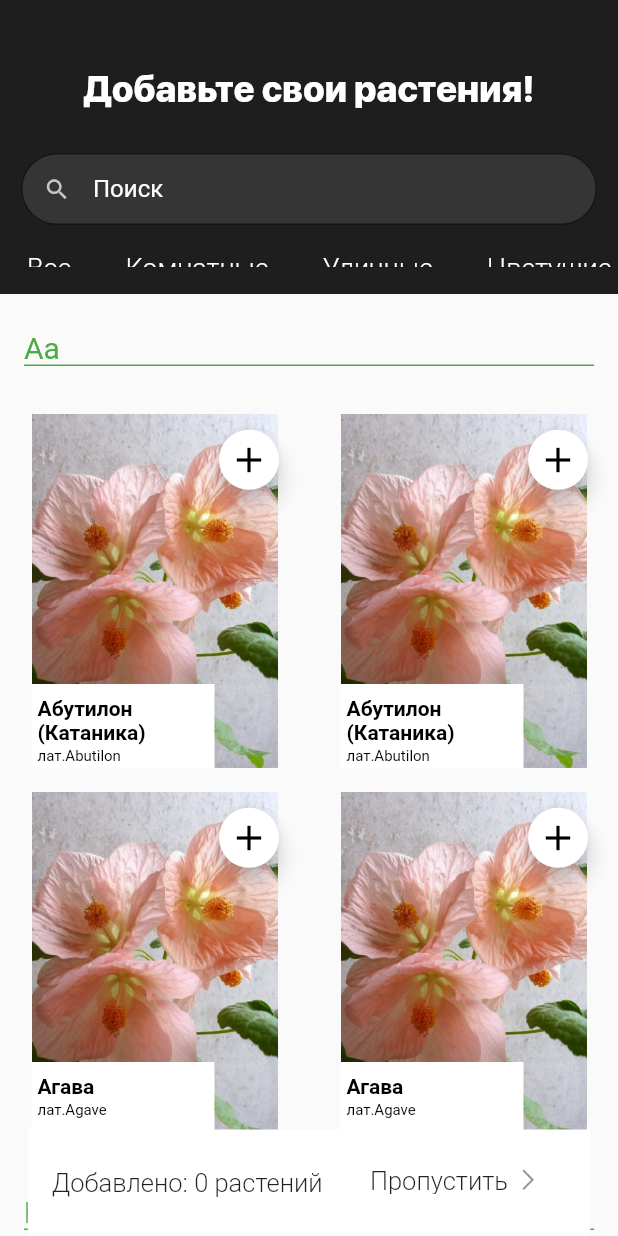
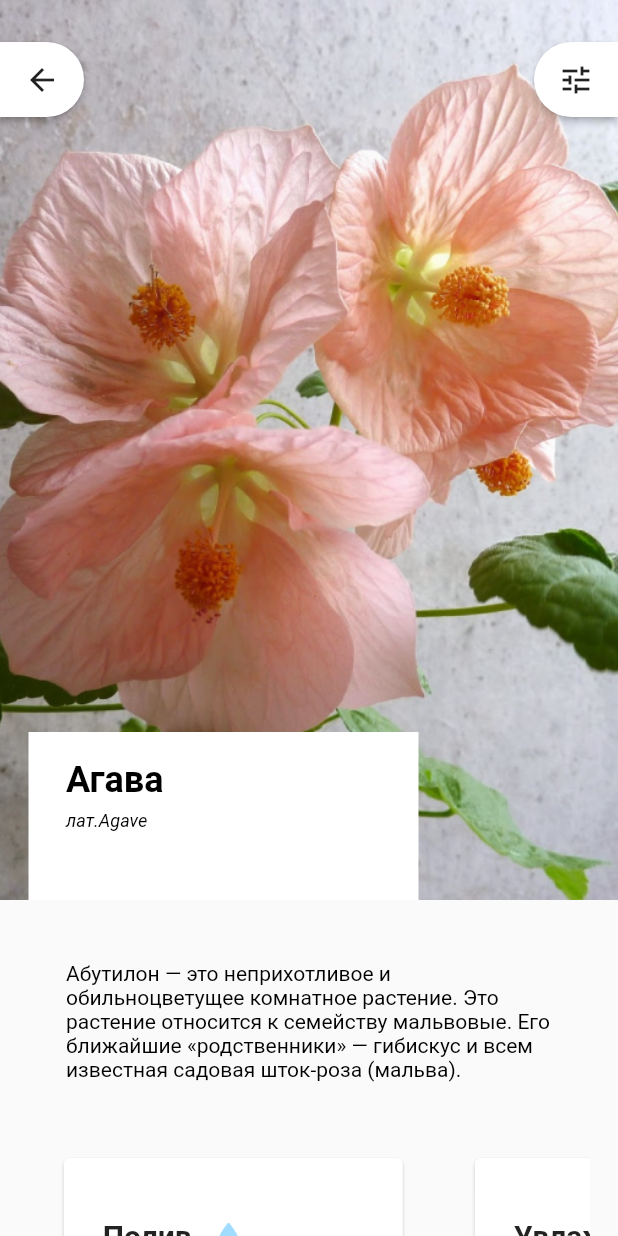
Before and after one commit to uluhulu/Geek-Plants, a Flutter app: the SearchingScreen screen opened directly, after a tap on "Агава", on a phone screen of 412 x 824 dp. Run offline on Flutter 3.47's test engine with Material 2 defaults, Android fonts, the phone set to English and light mode, and no system bars; Roboto replaces fonts that are missing (Brutal).

Commit message:
Создание описания растения

```diff
--- a/lib/mocks.dart
+++ b/lib/mocks.dart
@@ -15,35 +15,47 @@ List plantList = [
       name: "Абутилон (Катаника)",
       latName: "лат.Abutilon",
       photoPath: abutilonPath,
-  ),
+      description:
+          "Абутилон — это неприхотливое и обильноцветущее комнатное растение. Это растение относится к семейству мальвовые. Его ближайшие «родственники» — гибискус и всем известная садовая шток-роза (мальва)."),
   Plant(
       name: "Агава",
       latName: "лат.Agave",
       photoPath: abutilonPath,
+      description:
+          "Абутилон — это неприхотливое и обильноцветущее комнатное растение. Это растение относится к семейству мальвовые. Его ближайшие «родственники» — гибискус и всем известная садовая шток-роза (мальва)."),
+  Plant(
+    name: "Бальзамин",
+    latName: "лат.Impatience",
+    photoPath: abutilonPath,
+    description:
+        "Абутилон — это неприхотливое и обильноцветущее комнатное растение. Это растение относится к семейству мальвовые. Его ближайшие «родственники» — гибискус и всем известная садовая шток-роза (мальва).",
   ),
   Plant(
     name: "Бальзамин",
     latName: "лат.Impatience",
     photoPath: abutilonPath,
+    description:
+        "Абутилон — это неприхотливое и обильноцветущее комнатное растение. Это растение относится к семейству мальвовые. Его ближайшие «родственники» — гибискус и всем известная садовая шток-роза (мальва).",
   ),
   Plant(
     name: "Бальзамин",
     latName: "лат.Impatience",
     photoPath: abutilonPath,
+    description:
+        "Абутилон — это неприхотливое и обильноцветущее комнатное растение. Это растение относится к семейству мальвовые. Его ближайшие «родственники» — гибискус и всем известная садовая шток-роза (мальва).",
   ),
   Plant(
     name: "Бальзамин",
     latName: "лат.Impatience",
     photoPath: abutilonPath,
+    description:
+        "Абутилон — это неприхотливое и обильноцветущее комнатное растение. Это растение относится к семейству мальвовые. Его ближайшие «родственники» — гибискус и всем известная садовая шток-роза (мальва).",
   ),
   Plant(
     name: "Бальзамин",
     latName: "лат.Impatience",
     photoPath: abutilonPath,
-  ),
-  Plant(
-    name: "Бальзамин",
-    latName: "лат.Impatience",
-    photoPath: abutilonPath,
+    description:
+        "Абутилон — это неприхотливое и обильноцветущее комнатное растение. Это растение относится к семейству мальвовые. Его ближайшие «родственники» — гибискус и всем известная садовая шток-роза (мальва).",
   ),
 ];
--- a/lib/model/plant.dart
+++ b/lib/model/plant.dart
@@ -4,10 +4,11 @@ class Plant {
   String name;
   String latName;
   String photoPath;
+  String description;
 
   // Image plantImage;
 
-  Plant({this.name, this.latName, this.photoPath});
+  Plant({this.name, this.latName, this.photoPath, this.description});
 
 
 }
--- /dev/null
+++ b/lib/screens/plant_information_screen/plant_information_screen.dart
@@ -0,0 +1,284 @@
+import 'package:flutter/material.dart';
+import 'package:geek_plants/model/plant.dart';
+
+class PlantInformation extends StatefulWidget {
+  Plant plant;
+
+  PlantInformation({@required this.plant});
+
+  @override
+  _PlantInformationState createState() => _PlantInformationState();
+}
+
+class _PlantInformationState extends State<PlantInformation> {
+  @override
+  Widget build(BuildContext context) {
+    return Scaffold(
+      body: SingleChildScrollView(
+        physics: AlwaysScrollableScrollPhysics(),
+        child: Column(
+          children: [
+            Stack(
+              children: [
+                _buildPlantImage(widget.plant.photoPath),
+                _buildBackButton(),
+                _buildSettingsButton(),
+                _buildNameCard(widget.plant),
+              ],
+            ),
+            _buildDescription(widget.plant.description),
+            _buildInfoList(),
+          ],
+        ),
+      ),
+    );
+  }
+
+  Widget _buildPlantImage(String path) {
+    return Image.asset(
+      path,
+      fit: BoxFit.cover,
+      width: MediaQuery.of(context).size.width,
+      height: 600,
+    );
+  }
+
+  Widget _buildBackButton() {
+    return Padding(
+      padding: const EdgeInsets.only(top: 28.0),
+      child: Align(
+        alignment: Alignment.topLeft,
+        child: ButtonTheme(
+          minWidth: 53,
+          height: 50,
+          child: RaisedButton(
+            color: Colors.white,
+            onPressed: () {},
+            shape: RoundedRectangleBorder(
+                borderRadius: BorderRadius.horizontal(
+              right: Radius.circular(29.0),
+            )),
+            child: Icon(Icons.arrow_back),
+          ),
+        ),
+      ),
+    );
+  }
+
+  Widget _buildSettingsButton() {
+    return Padding(
+      padding: const EdgeInsets.only(top: 28.0),
+      child: Align(
+        alignment: Alignment.topRight,
+        child: ButtonTheme(
+          minWidth: 53,
+          height: 50,
+          child: RaisedButton(
+            color: Colors.white,
+            onPressed: () {},
+            shape: RoundedRectangleBorder(
+                borderRadius: BorderRadius.horizontal(
+              left: Radius.circular(29.0),
+            )),
+            child: Icon(Icons.tune),
+          ),
+        ),
+      ),
+    );
+  }
+
+  Widget _buildNameCard(Plant plant) {
+    return Positioned(
+      bottom: 0,
+      child: Padding(
+        padding: const EdgeInsets.only(left: 19.0),
+        child: Container(
+          decoration: BoxDecoration(color: Colors.white),
+          height: 112,
+          width: 260,
+          child: Padding(
+            padding: const EdgeInsets.only(top: 18.0, left: 25, right: 26),
+            child: Align(
+              alignment: Alignment.centerLeft,
+              child: Column(
+                crossAxisAlignment: CrossAxisAlignment.start,
+                children: [
+                  Text(
+                    plant.name,
+                    style: TextStyle(
+                      color: Colors.black,
+                      fontSize: 24.0,
+                      fontWeight: FontWeight.w700,
+                    ),
+                  ),
+                  Padding(
+                    padding: const EdgeInsets.only(top: 6.0),
+                    child: Text(
+                      plant.latName,
+                      style: TextStyle(
+                        color: Colors.black,
+                        fontSize: 12.0,
+                        fontWeight: FontWeight.w400,
+                        fontStyle: FontStyle.italic,
+                      ),
+                    ),
+                  )
+                ],
+              ),
+            ),
+          ),
+        ),
+      ),
+    );
+  }
+
+  Widget _buildDescription(String description) {
+    return Align(
+      alignment: Alignment.topCenter,
+      child: Padding(
+        padding: const EdgeInsets.only(top: 41.0, left: 44.0, right: 37.0),
+        child: Text(
+          description,
+          style: TextStyle(
+            color: Colors.black,
+            fontSize: 14,
+            fontWeight: FontWeight.w400,
+          ),
+        ),
+      ),
+    );
+  }
+
+  Widget _buildInfoList() {
+    return Padding(
+      padding: const EdgeInsets.only(top: 27.0),
+      child: Container(
+        width: 375,
+        height: 342,
+        child: ListView(
+          scrollDirection: Axis.horizontal,
+          // shrinkWrap: true,
+          // physics: NeverScrollableScrollPhysics(),
+          children: [
+            _buildWateringCard(),
+            _buildMoisteningCard(),],
+        ),
+      ),
+    );
+  }
+
+  Widget _buildWateringCard() {
+    return Padding(
+      padding: const EdgeInsets.all(20.0),
+      child: Container(
+        width: 234,
+        height: 300,
+        child: Card(
+          child: Column(
+            children: [
+              Align(
+                  alignment: Alignment.topLeft,
+                  child: Padding(
+                    padding: const EdgeInsets.only(top:40.0,left: 26),
+                    child: Row(
+                      children: [
+                        Text(
+                          "Полив",
+                          style: TextStyle(
+                            fontSize: 20,
+                            fontWeight: FontWeight.w600,
+                          ),
+                        ),
+                        SizedBox(
+                          width: 18 ,
+                        ),
+                        Image.asset("assets/vector/wector_watering.png",width: 13,height: 16.9,),
+                      ]
+                    ),
+                  )),
+              Padding(
+                padding: const EdgeInsets.only(top:10.0,left: 26.0, right: 31.0),
+                child: Text(
+                  "Летом 1 раз в неделю, Зимой каждые 10 – 15 дней",
+                  style: TextStyle(
+                    fontSize: 14,
+                    fontWeight: FontWeight.w400
+                  ),
+                ),
+              ),
+              Padding(
+                padding: const EdgeInsets.only(top:23.0,left: 26.0, right: 110.0),
+                child: Text(
+                  "Последний полив 20 января",
+                  style: TextStyle(
+                    fontSize: 10,
+                    fontWeight: FontWeight.w200,
+                    fontStyle: FontStyle.italic,
+                  ),
+                ),
+              ),
+            ],
+          ),
+        ),
+      ),
+    );
+  }
+  Widget _buildMoisteningCard() {
+    return Padding(
+      padding: const EdgeInsets.all(20.0),
+      child: Container(
+        width: 234,
+        height: 300,
+        child: Card(
+          child: Column(
+            children: [
+              Align(
+                  alignment: Alignment.topLeft,
+                  child: Padding(
+                    padding: const EdgeInsets.only(top:40.0,left: 26),
+                    child: Row(
+                        children: [
+                          Text(
+                            "Увлажнение",
+                            style: TextStyle(
+                              fontSize: 20,
+                              fontWeight: FontWeight.w600,
+                            ),
+                          ),
+                          SizedBox(
+                            width: 18 ,
+                          ),
+                          Image.asset("vector_moistening.png",width: 13,height: 16.9,),
+                        ]
+                    ),
+                  )),
+              Padding(
+                padding: const EdgeInsets.only(top:10.0,left: 26.0, right: 31.0),
+                child: Text(
+                  "Летом 1 раз в неделю, Зимой каждые 10 – 15 дней",
+                  style: TextStyle(
+                      fontSize: 14,
+                      fontWeight: FontWeight.w400
+                  ),
+                ),
+              ),
+              Padding(
+                padding: const EdgeInsets.only(top:23.0,left: 26.0, right: 110.0),
+                child: Text(
+                  "Последнее увлажнение 18 января",
+                  style: TextStyle(
+                    fontSize: 10,
+                    fontWeight: FontWeight.w200,
+                    fontStyle: FontStyle.italic,
+                  ),
+                ),
+              ),
+            ],
+          ),
+        ),
+      ),
+    );
+  }
+
+
+}
--- a/lib/screens/widgets/plant_card.dart
+++ b/lib/screens/widgets/plant_card.dart
@@ -1,5 +1,6 @@
 import 'package:flutter/material.dart';
 import 'package:geek_plants/model/plant.dart';
+import 'package:geek_plants/screens/plant_information_screen/plant_information_screen.dart';
 
 class PlantCard extends StatelessWidget {
   Plant plant;
@@ -11,7 +12,10 @@ class PlantCard extends StatelessWidget {
       padding: const EdgeInsets.all(8.0),
       child: GestureDetector(
         onTap: (){
-          print('hello');
+          Navigator.push(
+            context,
+            MaterialPageRoute(builder: (context) => PlantInformation(plant: plant)),
+          );
         },
         child: Stack(
           alignment: Alignment.center,
```
Also changed, not shown: assets/vector/wector_watering.png (added). Lines whose indentation alone changed are shown as unchanged.
